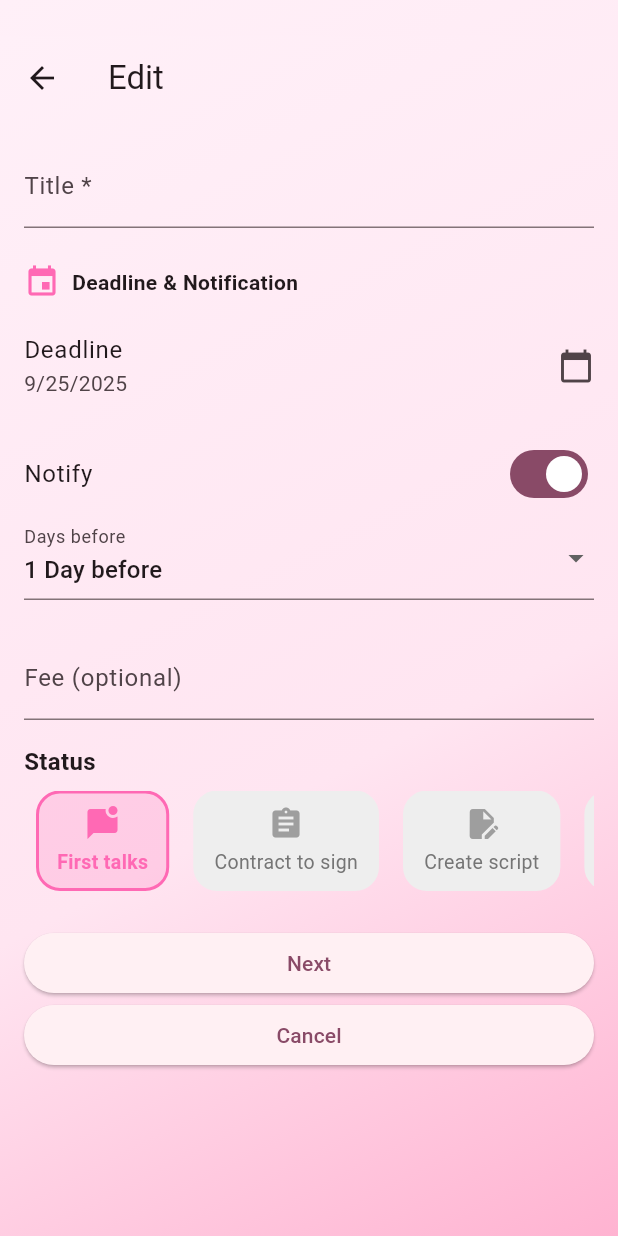
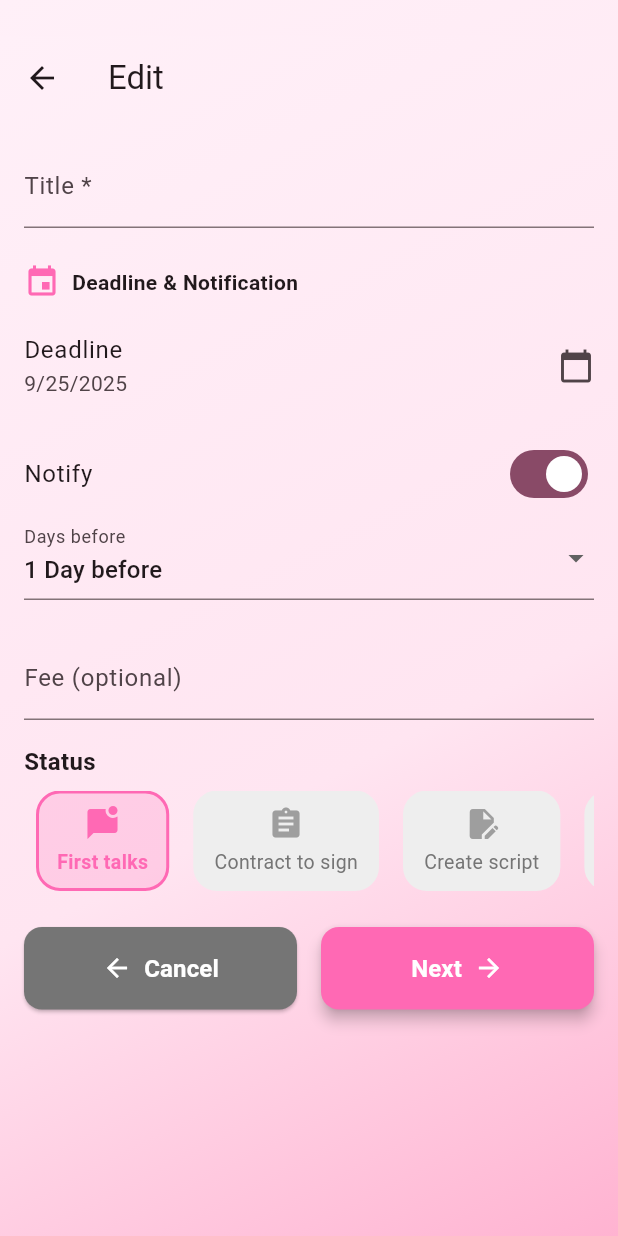
Before and after one commit to ph1l1pF/CollabFlow, a Flutter app: the screen it shows after launch, after a tap on "Next", after a tap on "Skip", after a tap on "Create Collaboration", on a phone screen of 412 x 824 dp. Run offline on Flutter 3.47's test engine with Material 3 defaults, Android fonts, the phone set to English and light mode, and no system bars; our stand-ins replace flutter_local_notifications, flutter_secure_storage, hive, hive_flutter, pdf, share_plus and 4 more; missing offline and left inert: store_checker; accounts and stored records are empty.

Commit message:
buttons bigger

```diff
--- a/lib/views/create-collaboration/step-1-basic/create-collaboration-page-1.dart
+++ b/lib/views/create-collaboration/step-1-basic/create-collaboration-page-1.dart
@@ -273,13 +273,59 @@ class _BasicCollaborationStepState extends State<BasicCollaborationStep> {
               ),
             ),
             const SizedBox(height: 24),
-            ElevatedButton(
-              onPressed: _goNext,
-              child: Text(widget.confirmButtonLabel ?? (AppLocalizations.of(context)?.next ?? 'Next')),
-            ),
-            ElevatedButton(
-              onPressed: _goBack,
-              child: Text(widget.cancelButtonLabel ?? (AppLocalizations.of(context)?.cancel ?? 'Cancel')),
+            Row(
+              children: [
+                Expanded(
+                  child: ElevatedButton(
+                    onPressed: _goBack,
+                    style: ElevatedButton.styleFrom(
+                      backgroundColor: Colors.grey[600],
+                      foregroundColor: Colors.white,
+                      padding: const EdgeInsets.symmetric(vertical: 16),
+                      shape: RoundedRectangleBorder(
+                        borderRadius: BorderRadius.circular(12),
+                      ),
+                    ),
+                    child: Row(
+                      mainAxisAlignment: MainAxisAlignment.center,
+                      children: [
+                        const Icon(Icons.arrow_back, size: 20),
+                        const SizedBox(width: 8),
+                        Text(
+                          widget.cancelButtonLabel ?? (AppLocalizations.of(context)?.cancel ?? 'Cancel'),
+                          style: const TextStyle(fontSize: 16, fontWeight: FontWeight.bold),
+                        ),
+                      ],
+                    ),
+                  ),
+                ),
+                const SizedBox(width: 16),
+                Expanded(
+                  child: ElevatedButton(
+                    onPressed: _goNext,
+                    style: ElevatedButton.styleFrom(
+                      backgroundColor: AppColors.primaryPink,
+                      foregroundColor: Colors.white,
+                      padding: const EdgeInsets.symmetric(vertical: 16),
+                      shape: RoundedRectangleBorder(
+                        borderRadius: BorderRadius.circular(12),
+                      ),
+                      elevation: 4,
+                    ),
+                    child: Row(
+                      mainAxisAlignment: MainAxisAlignment.center,
+                      children: [
+                        Text(
+                          widget.confirmButtonLabel ?? (AppLocalizations.of(context)?.next ?? 'Next'),
+                          style: const TextStyle(fontSize: 16, fontWeight: FontWeight.bold),
+                        ),
+                        const SizedBox(width: 8),
+                        const Icon(Icons.arrow_forward, size: 20),
+                      ],
+                    ),
+                  ),
+                ),
+              ],
             ),
           ],
         ),
```
Also changed, not shown: lib/views/create-collaboration/create-collaboration-page-2.dart (+51 -4 lines), lib/views/create-collaboration/create-collaboration-page-3.dart (+49 -8 lines).
